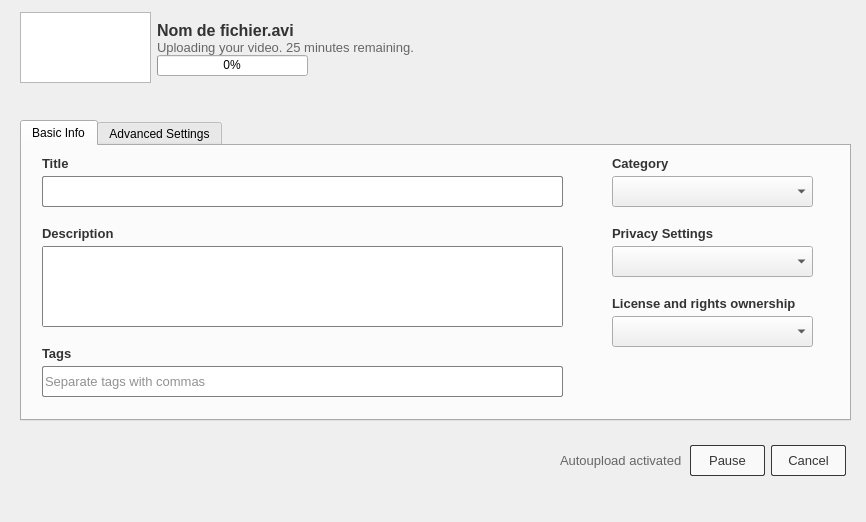
Qt form upload.ui (ArthurTesta/client) before a commit.
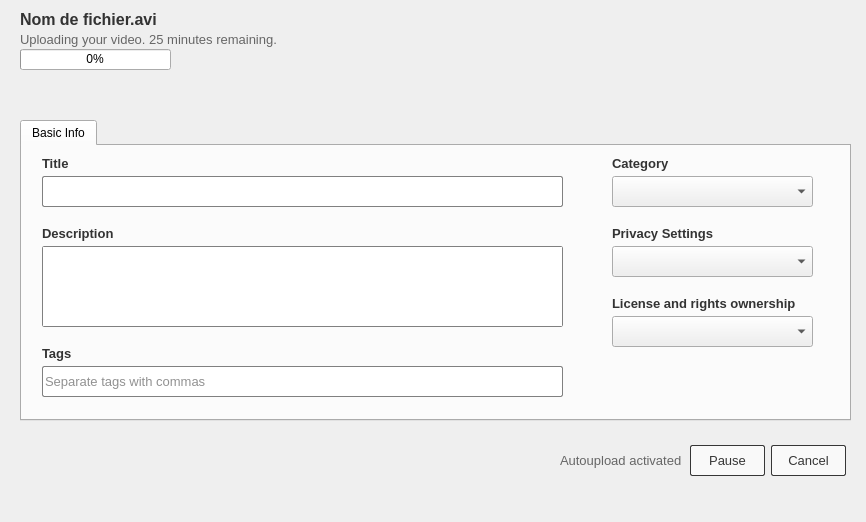
The same form after that commit.

What changed in the file:
```diff
--- a/upload.ui
+++ b/upload.ui
@@ -259,142 +259,6 @@
      </property>
     </widget>
    </widget>
-   <widget class="QWidget" name="tab_2">
-    <attribute name="title">
-     <string>Advanced Settings</string>
-    </attribute>
-   </widget>
-  </widget>
-  <widget class="QWidget" name="layoutWidget">
-   <property name="geometry">
-    <rect>
-     <x>20</x>
-     <y>10</y>
-     <width>401</width>
-     <height>76</height>
-    </rect>
-   </property>
-   <layout class="QHBoxLayout" name="horizontalLayout_2">
-    <item>
-     <widget class="QTextBrowser" name="textBrowser">
-      <property name="minimumSize">
-       <size>
-        <width>131</width>
-        <height>71</height>
-       </size>
-      </property>
-      <property name="maximumSize">
-       <size>
-        <width>131</width>
-        <height>71</height>
-       </size>
-      </property>
-     </widget>
-    </item>
-    <item>
-     <layout class="QVBoxLayout" name="verticalLayout_2">
-      <item>
-       <spacer name="verticalSpacer_2">
-        <property name="orientation">
-         <enum>Qt::Vertical</enum>
-        </property>
-        <property name="sizeHint" stdset="0">
-         <size>
-          <width>0</width>
-          <height>0</height>
-         </size>
-        </property>
-       </spacer>
-      </item>
-      <item>
-       <layout class="QVBoxLayout" name="verticalLayout">
-        <property name="spacing">
-         <number>0</number>
-        </property>
-        <item>
-         <widget class="QLabel" name="labelFileName">
-          <property name="minimumSize">
-           <size>
-            <width>255</width>
-            <height>19</height>
-           </size>
-          </property>
-          <property name="styleSheet">
-           <string notr="true">font: 8pt &quot;Arial&quot;;</string>
-          </property>
-          <property name="text">
-           <string>&lt;html&gt;&lt;head/&gt;&lt;body&gt;&lt;p&gt;&lt;span style=&quot; font-size:12pt; font-weight:600; color:#333333;&quot;&gt;Nom de fichier.avi&lt;/span&gt;&lt;/p&gt;&lt;/body&gt;&lt;/html&gt;</string>
-          </property>
-         </widget>
-        </item>
-        <item>
-         <widget class="QLabel" name="labelEstimatedTime">
-          <property name="styleSheet">
-           <string notr="true">font: 8pt &quot;Arial&quot;;</string>
-          </property>
-          <property name="text">
-           <string>&lt;html&gt;&lt;head/&gt;&lt;body&gt;&lt;p&gt;&lt;span style=&quot; font-size:10pt; color:#666666;&quot;&gt;Uploading your video. 25 minutes remaining.&lt;/span&gt;&lt;/p&gt;&lt;/body&gt;&lt;/html&gt;</string>
-          </property>
-         </widget>
-        </item>
-        <item>
-         <layout class="QHBoxLayout" name="horizontalLayout">
-          <item>
-           <widget class="QProgressBar" name="progressBar">
-            <property name="minimumSize">
-             <size>
-              <width>151</width>
-              <height>21</height>
-             </size>
-            </property>
-            <property name="maximumSize">
-             <size>
-              <width>151</width>
-              <height>21</height>
-             </size>
-            </property>
-            <property name="styleSheet">
-             <string notr="true">text-align: center;
-font: 8pt &quot;Arial&quot;;</string>
-            </property>
-            <property name="value">
-             <number>0</number>
-            </property>
-           </widget>
-          </item>
-          <item>
-           <spacer name="horizontalSpacer">
-            <property name="orientation">
-             <enum>Qt::Horizontal</enum>
-            </property>
-            <property name="sizeHint" stdset="0">
-             <size>
-              <width>40</width>
-              <height>20</height>
-             </size>
-            </property>
-           </spacer>
-          </item>
-         </layout>
-        </item>
-       </layout>
-      </item>
-      <item>
-       <spacer name="verticalSpacer">
-        <property name="orientation">
-         <enum>Qt::Vertical</enum>
-        </property>
-        <property name="sizeHint" stdset="0">
-         <size>
-          <width>0</width>
-          <height>0</height>
-         </size>
-        </property>
-       </spacer>
-      </item>
-     </layout>
-    </item>
-   </layout>
   </widget>
   <widget class="QWidget" name="layoutWidget">
    <property name="geometry">
@@ -521,6 +385,87 @@
     </item>
    </layout>
   </widget>
+  <widget class="QWidget" name="">
+   <property name="geometry">
+    <rect>
+     <x>20</x>
+     <y>10</y>
+     <width>397</width>
+     <height>60</height>
+    </rect>
+   </property>
+   <layout class="QVBoxLayout" name="verticalLayout">
+    <property name="spacing">
+     <number>0</number>
+    </property>
+    <item>
+     <widget class="QLabel" name="labelFileName">
+      <property name="minimumSize">
+       <size>
+        <width>255</width>
+        <height>19</height>
+       </size>
+      </property>
+      <property name="styleSheet">
+       <string notr="true">font: 8pt &quot;Arial&quot;;</string>
+      </property>
+      <property name="text">
+       <string>&lt;html&gt;&lt;head/&gt;&lt;body&gt;&lt;p&gt;&lt;span style=&quot; font-size:12pt; font-weight:600; color:#333333;&quot;&gt;Nom de fichier.avi&lt;/span&gt;&lt;/p&gt;&lt;/body&gt;&lt;/html&gt;</string>
+      </property>
+     </widget>
+    </item>
+    <item>
+     <widget class="QLabel" name="labelEstimatedTime">
+      <property name="styleSheet">
+       <string notr="true">font: 8pt &quot;Arial&quot;;</string>
+      </property>
+      <property name="text">
+       <string>&lt;html&gt;&lt;head/&gt;&lt;body&gt;&lt;p&gt;&lt;span style=&quot; font-size:10pt; color:#666666;&quot;&gt;Uploading your video. 25 minutes remaining.&lt;/span&gt;&lt;/p&gt;&lt;/body&gt;&lt;/html&gt;</string>
+      </property>
+     </widget>
+    </item>
+    <item>
+     <layout class="QHBoxLayout" name="horizontalLayout">
+      <item>
+       <widget class="QProgressBar" name="progressBar">
+        <property name="minimumSize">
+         <size>
+          <width>151</width>
+          <height>21</height>
+         </size>
+        </property>
+        <property name="maximumSize">
+         <size>
+          <width>151</width>
+          <height>21</height>
+         </size>
+        </property>
+        <property name="styleSheet">
+         <string notr="true">text-align: center;
+font: 8pt &quot;Arial&quot;;</string>
+        </property>
+        <property name="value">
+         <number>0</number>
+        </property>
+       </widget>
+      </item>
+      <item>
+       <spacer name="horizontalSpacer">
+        <property name="orientation">
+         <enum>Qt::Horizontal</enum>
+        </property>
+        <property name="sizeHint" stdset="0">
+         <size>
+          <width>40</width>
+          <height>20</height>
+         </size>
+        </property>
+       </spacer>
+      </item>
+     </layout>
+    </item>
+   </layout>
+  </widget>
   <zorder>layoutWidget</zorder>
   <zorder>layoutWidget</zorder>
   <zorder>tabWidgetBasic</zorder>
```
